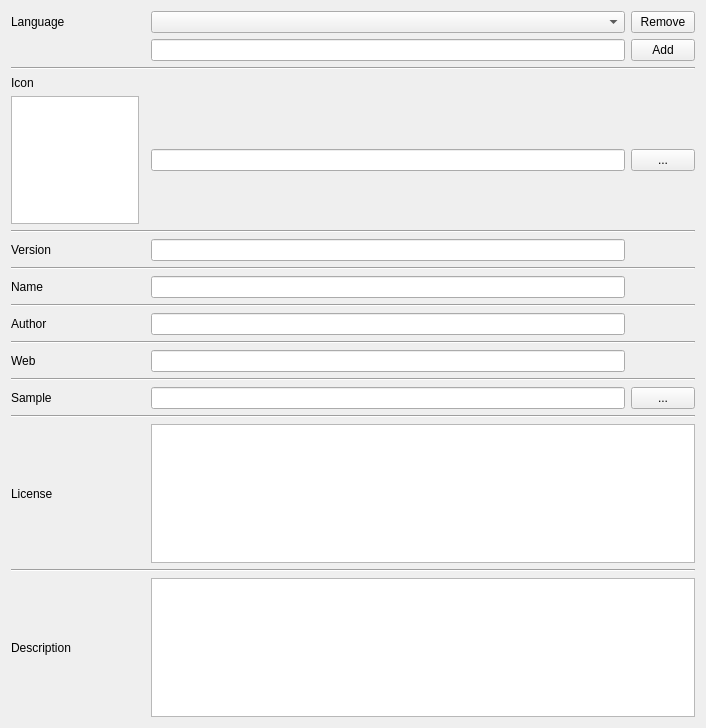
Old version of the form apps/corpus_editor/main/view/CorpusMetaInfoView.ui in the repository haruneko/vsampler.
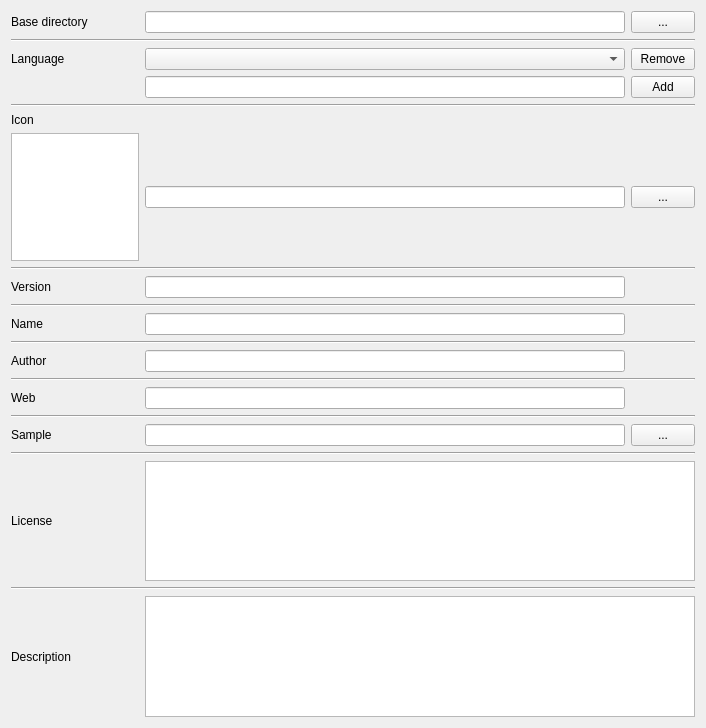
New version of the form.

Commit message: Add CorpusEditorView to corpus_editor

Patch:
```diff
--- a/apps/corpus_editor/main/view/CorpusMetaInfoView.ui
+++ b/apps/corpus_editor/main/view/CorpusMetaInfoView.ui
@@ -1,7 +1,7 @@
 <?xml version="1.0" encoding="UTF-8"?>
 <ui version="4.0">
     <class>CorpusMetaInfoView</class>
-    <widget class="QMainWindow" name="CorpusMetaInfoView">
+    <widget class="QWidget" name="CorpusMetaInfoView">
         <property name="geometry">
             <rect>
                 <x>0</x>
@@ -13,41 +13,33 @@
         <property name="windowTitle">
             <string>MainWindow</string>
         </property>
-        <widget class="QWidget" name="centralWidget">
+        <layout class="QGridLayout" name="gridLayout_2">
+            <item row="0" column="0">
             <layout class="QGridLayout" name="gridLayout">
-                <item row="1" column="2">
-                    <widget class="QLineEdit" name="LanguageAddEdit"/>
-                </item>
-                <item row="11" column="2">
-                    <widget class="QLineEdit" name="NameEdit"/>
-                </item>
-                <item row="0" column="3">
-                    <widget class="QPushButton" name="LanguageRemoveButton">
-                        <property name="maximumSize">
-                            <size>
-                                <width>64</width>
-                                <height>16777215</height>
-                            </size>
-                        </property>
-                        <property name="text">
-                            <string>Remove</string>
-                        </property>
-                    </widget>
-                </item>
-                <item row="1" column="3">
-                    <widget class="QPushButton" name="LanguageAddButton">
-                        <property name="maximumSize">
-                            <size>
-                                <width>64</width>
-                                <height>16777215</height>
-                            </size>
-                        </property>
+                    <item row="25" column="0" colspan="4">
+                        <widget class="Line" name="line_8">
+                            <property name="orientation">
+                                <enum>Qt::Horizontal</enum>
+                            </property>
+                        </widget>
+                    </item>
+                    <item row="26" column="1" colspan="3">
+                        <widget class="QTextEdit" name="DescriptionEdit"/>
+                    </item>
+                    <item row="24" column="1" colspan="3">
+                        <widget class="QTextEdit" name="LicenseEdit"/>
+                    </item>
+                    <item row="19" column="1" colspan="2">
+                        <widget class="QLineEdit" name="WebEdit"/>
+                    </item>
+                    <item row="8" column="0" rowspan="2">
+                        <widget class="QLabel" name="VersionLabel">
                         <property name="text">
-                            <string>Add</string>
+                                <string>Version</string>
                         </property>
                     </widget>
                 </item>
-                <item row="4" column="0">
+                    <item row="6" column="0">
                     <widget class="QGraphicsView" name="IconImage">
                         <property name="sizePolicy">
                             <sizepolicy hsizetype="Fixed" vsizetype="Fixed">
@@ -69,14 +61,180 @@
                         </property>
                     </widget>
                 </item>
-                <item row="4" column="2">
+                    <item row="3" column="3">
+                        <widget class="QPushButton" name="LanguageAddButton">
+                            <property name="maximumSize">
+                                <size>
+                                    <width>64</width>
+                                    <height>16777215</height>
+                                </size>
+                            </property>
+                            <property name="text">
+                                <string>Add</string>
+                            </property>
+                        </widget>
+                    </item>
+                    <item row="2" column="3">
+                        <widget class="QPushButton" name="LanguageRemoveButton">
+                            <property name="maximumSize">
+                                <size>
+                                    <width>64</width>
+                                    <height>16777215</height>
+                                </size>
+                            </property>
+                            <property name="text">
+                                <string>Remove</string>
+                            </property>
+                        </widget>
+                    </item>
+                    <item row="3" column="1" colspan="2">
+                        <widget class="QLineEdit" name="LanguageAddEdit"/>
+                    </item>
+                    <item row="14" column="0" colspan="4">
+                        <widget class="Line" name="line_2">
+                            <property name="orientation">
+                                <enum>Qt::Horizontal</enum>
+                            </property>
+                        </widget>
+                    </item>
+                    <item row="26" column="0">
+                        <widget class="QLabel" name="DeescriptionLabel">
+                            <property name="text">
+                                <string>Description</string>
+                            </property>
+                        </widget>
+                    </item>
+                    <item row="21" column="0" colspan="4">
+                        <widget class="Line" name="line_6">
+                            <property name="orientation">
+                                <enum>Qt::Horizontal</enum>
+                            </property>
+                        </widget>
+                    </item>
+                    <item row="17" column="0" colspan="4">
+                        <widget class="Line" name="line_5">
+                            <property name="orientation">
+                                <enum>Qt::Horizontal</enum>
+                            </property>
+                        </widget>
+                    </item>
+                    <item row="10" column="0" colspan="4">
+                        <widget class="Line" name="line_4">
+                            <property name="orientation">
+                                <enum>Qt::Horizontal</enum>
+                            </property>
+                        </widget>
+                    </item>
+                    <item row="23" column="0" colspan="4">
+                        <widget class="Line" name="line_7">
+                            <property name="orientation">
+                                <enum>Qt::Horizontal</enum>
+                            </property>
+                        </widget>
+                    </item>
+                    <item row="0" column="1" colspan="2">
+                        <widget class="QLineEdit" name="BaseDirectoryEdit"/>
+                    </item>
+                    <item row="0" column="0">
+                        <widget class="QLabel" name="BaseDirectoryLabel">
+                            <property name="text">
+                                <string>Base directory</string>
+                            </property>
+                        </widget>
+                    </item>
+                    <item row="16" column="1" colspan="2">
+                        <widget class="QLineEdit" name="AuthorEdit"/>
+                    </item>
+                    <item row="16" column="0">
+                        <widget class="QLabel" name="AuthorLabel">
+                            <property name="text">
+                                <string>Author</string>
+                            </property>
+                        </widget>
+                    </item>
+                    <item row="12" column="0">
+                        <widget class="QLabel" name="NameLabel">
+                            <property name="sizePolicy">
+                                <sizepolicy hsizetype="Preferred" vsizetype="Minimum">
+                                    <horstretch>0</horstretch>
+                                    <verstretch>0</verstretch>
+                                </sizepolicy>
+                            </property>
+                            <property name="maximumSize">
+                                <size>
+                                    <width>16777215</width>
+                                    <height>16</height>
+                                </size>
+                            </property>
+                            <property name="text">
+                                <string>Name</string>
+                            </property>
+                        </widget>
+                    </item>
+                    <item row="2" column="1" colspan="2">
+                        <widget class="QComboBox" name="LanguageSelector"/>
+                    </item>
+                    <item row="24" column="0">
+                        <widget class="QLabel" name="LicenseLabel">
+                            <property name="text">
+                                <string>License</string>
+                            </property>
+                        </widget>
+                    </item>
+                    <item row="22" column="0">
+                        <widget class="QLabel" name="SampleLabel">
+                            <property name="text">
+                                <string>Sample</string>
+                            </property>
+                        </widget>
+                    </item>
+                    <item row="5" column="0">
+                        <widget class="QLabel" name="IconLabel">
+                            <property name="sizePolicy">
+                                <sizepolicy hsizetype="Preferred" vsizetype="Minimum">
+                                    <horstretch>0</horstretch>
+                                    <verstretch>0</verstretch>
+                                </sizepolicy>
+                            </property>
+                            <property name="maximumSize">
+                                <size>
+                                    <width>16777215</width>
+                                    <height>16</height>
+                                </size>
+                            </property>
+                            <property name="text">
+                                <string>Icon</string>
+                            </property>
+                        </widget>
+                    </item>
+                    <item row="6" column="1" colspan="2">
                     <widget class="QLineEdit" name="IconPathEdit">
                         <property name="layoutDirection">
                             <enum>Qt::LeftToRight</enum>
                         </property>
                     </widget>
                 </item>
-                <item row="4" column="3">
+                    <item row="22" column="3">
+                        <widget class="QPushButton" name="SamplePathButton">
+                            <property name="maximumSize">
+                                <size>
+                                    <width>64</width>
+                                    <height>16777215</height>
+                                </size>
+                            </property>
+                            <property name="text">
+                                <string>...</string>
+                            </property>
+                        </widget>
+                    </item>
+                    <item row="7" column="0" colspan="4">
+                        <widget class="Line" name="line">
+                            <property name="orientation">
+                                <enum>Qt::Horizontal</enum>
+                            </property>
+                        </widget>
+                    </item>
+                    <item row="6" column="3">
                     <widget class="QPushButton" name="IconPathButton">
                         <property name="sizePolicy">
                             <sizepolicy hsizetype="Minimum" vsizetype="Fixed">
@@ -95,185 +253,59 @@
                         </property>
                     </widget>
                 </item>
-                <item row="5" column="0" colspan="4">
-                    <widget class="Line" name="line">
-                        <property name="orientation">
-                            <enum>Qt::Horizontal</enum>
-                        </property>
-                    </widget>
-                </item>
-                <item row="21" column="2">
-                    <widget class="QLineEdit" name="SampleEdit"/>
-                </item>
-                <item row="21" column="3">
-                    <widget class="QPushButton" name="SamplePathButton">
-                        <property name="maximumSize">
-                            <size>
-                                <width>64</width>
-                                <height>16777215</height>
-                            </size>
-                        </property>
-                        <property name="text">
-                            <string>...</string>
-                        </property>
-                    </widget>
-                </item>
-                <item row="0" column="0">
+                    <item row="2" column="0">
                     <widget class="QLabel" name="LanguageLabel">
                         <property name="text">
                             <string>Language</string>
                         </property>
                     </widget>
                 </item>
-                <item row="2" column="0" colspan="4">
-                    <widget class="Line" name="line_3">
-                        <property name="orientation">
-                            <enum>Qt::Horizontal</enum>
-                        </property>
-                    </widget>
-                </item>
-                <item row="8" column="2">
+                    <item row="8" column="1" rowspan="2" colspan="2">
                     <widget class="QLineEdit" name="VersionEdit"/>
                 </item>
-                <item row="0" column="2">
-                    <widget class="QComboBox" name="LanguageSelector"/>
-                </item>
-                <item row="3" column="0">
-                    <widget class="QLabel" name="IconLabel">
-                        <property name="sizePolicy">
-                            <sizepolicy hsizetype="Preferred" vsizetype="Minimum">
-                                <horstretch>0</horstretch>
-                                <verstretch>0</verstretch>
-                            </sizepolicy>
-                        </property>
-                        <property name="maximumSize">
-                            <size>
-                                <width>16777215</width>
-                                <height>16</height>
-                            </size>
-                        </property>
-                        <property name="text">
-                            <string>Icon</string>
-                        </property>
-                    </widget>
-                </item>
-                <item row="21" column="0">
-                    <widget class="QLabel" name="SampleLabel">
-                        <property name="text">
-                            <string>Sample</string>
-                        </property>
-                    </widget>
-                </item>
-                <item row="11" column="0">
-                    <widget class="QLabel" name="NameLabel">
-                        <property name="sizePolicy">
-                            <sizepolicy hsizetype="Preferred" vsizetype="Minimum">
-                                <horstretch>0</horstretch>
-                                <verstretch>0</verstretch>
-                            </sizepolicy>
-                        </property>
-                        <property name="maximumSize">
-                            <size>
-                                <width>16777215</width>
-                                <height>16</height>
-                            </size>
-                        </property>
-                        <property name="text">
-                            <string>Name</string>
-                        </property>
-                    </widget>
-                </item>
-                <item row="23" column="0">
-                    <widget class="QLabel" name="LicenseLabel">
-                        <property name="text">
-                            <string>License</string>
-                        </property>
-                    </widget>
-                </item>
-                <item row="22" column="0" colspan="4">
-                    <widget class="Line" name="line_7">
+                    <item row="22" column="1" colspan="2">
+                        <widget class="QLineEdit" name="SampleEdit"/>
+                    </item>
+                    <item row="4" column="0" colspan="4">
+                        <widget class="Line" name="line_3">
                         <property name="orientation">
                             <enum>Qt::Horizontal</enum>
                         </property>
                     </widget>
                 </item>
-                <item row="13" column="0" colspan="4">
-                    <widget class="Line" name="line_2">
-                        <property name="orientation">
-                            <enum>Qt::Horizontal</enum>
-                        </property>
-                    </widget>
-                </item>
-                <item row="25" column="0">
-                    <widget class="QLabel" name="DeescriptionLabel">
-                        <property name="text">
-                            <string>Description</string>
-                        </property>
-                    </widget>
-                </item>
-                <item row="20" column="0" colspan="4">
-                    <widget class="Line" name="line_6">
-                        <property name="orientation">
-                            <enum>Qt::Horizontal</enum>
-                        </property>
-                    </widget>
-                </item>
-                <item row="16" column="0" colspan="4">
-                    <widget class="Line" name="line_5">
-                        <property name="orientation">
-                            <enum>Qt::Horizontal</enum>
-                        </property>
-                    </widget>
-                </item>
-                <item row="9" column="0" colspan="4">
-                    <widget class="Line" name="line_4">
-                        <property name="orientation">
-                            <enum>Qt::Horizontal</enum>
-                        </property>
-                    </widget>
-                </item>
-                <item row="8" column="0">
-                    <widget class="QLabel" name="VersionLabel">
-                        <property name="text">
-                            <string>Version</string>
-                        </property>
-                    </widget>
-                </item>
-                <item row="18" column="0">
+                    <item row="19" column="0">
                     <widget class="QLabel" name="WebLabel">
                         <property name="text">
                             <string>Web</string>
                         </property>
                     </widget>
                 </item>
-                <item row="15" column="0">
-                    <widget class="QLabel" name="AuthorLabel">
+                    <item row="12" column="1" colspan="2">
+                        <widget class="QLineEdit" name="NameEdit"/>
+                    </item>
+                    <item row="0" column="3">
+                        <widget class="QPushButton" name="BaseDirectoryButton">
+                            <property name="maximumSize">
+                                <size>
+                                    <width>64</width>
+                                    <height>16777215</height>
+                                </size>
+                            </property>
                         <property name="text">
-                            <string>Author</string>
+                                <string>...</string>
                         </property>
                     </widget>
                 </item>
-                <item row="15" column="2">
-                    <widget class="QLineEdit" name="AuthorEdit"/>
-                </item>
-                <item row="24" column="0" colspan="4">
-                    <widget class="Line" name="line_8">
+                    <item row="1" column="0" colspan="4">
+                        <widget class="Line" name="line_9">
                         <property name="orientation">
                             <enum>Qt::Horizontal</enum>
                         </property>
                     </widget>
                 </item>
-                <item row="18" column="2">
-                    <widget class="QLineEdit" name="WebEdit"/>
-                </item>
-                <item row="23" column="2" colspan="2">
-                    <widget class="QTextEdit" name="LicenseEdit"/>
-                </item>
-                <item row="25" column="2" colspan="2">
-                    <widget class="QTextEdit" name="DescriptionEdit"/>
-                </item>
-            </layout>
-        </widget>
+                </layout>
+            </item>
+        </layout>
     </widget>
     <layoutdefault spacing="6" margin="11"/>
     <resources/>
```
Lines whose indentation alone changed are shown as unchanged. The commit also changes 7 other files.
